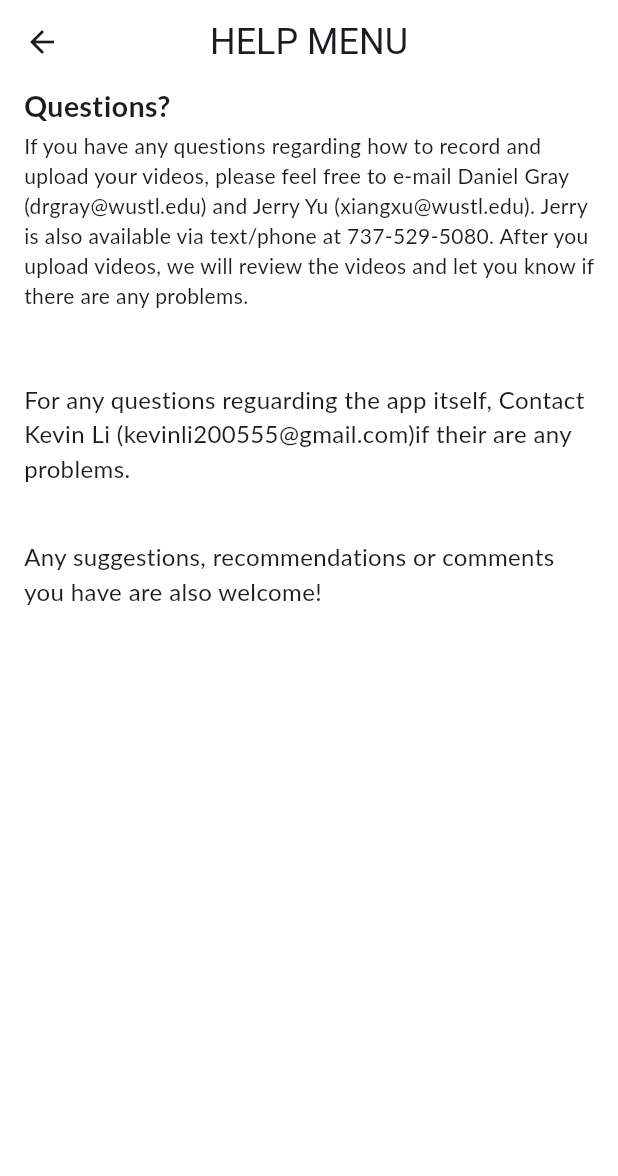
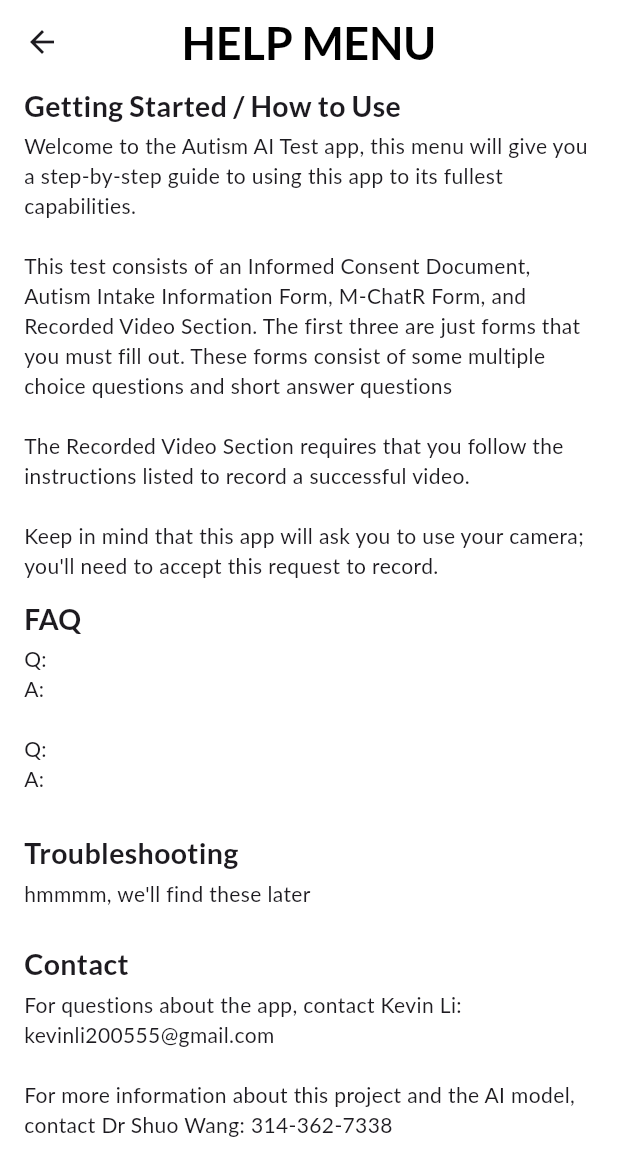
Before and after one commit to kevin200555/autism_ai_test, a Flutter app: the HelpScreen screen opened directly, on a phone screen of 412 x 824 dp. Shown: the top 1176 px of the screen. Run offline on Flutter 3.47's test engine with Material 3 defaults, Android fonts, the phone set to English and light mode, and no system bars; drawn by our look-alikes of auto_size_text; our stand-ins replace camera, firebase_core, firebase_storage, google_fonts, hive, hive_flutter and 1 more; missing offline and left inert: pdfx; accounts and stored records are empty.

Commit message:
edited the help menu with some new information

```diff
--- a/lib/screens/help_screens/help_screen.dart
+++ b/lib/screens/help_screens/help_screen.dart
@@ -10,35 +10,47 @@ class HelpScreen extends StatelessWidget {
     return Scaffold(
       backgroundColor: ColorTheme.background,
       appBar: AppBar(
-        title: Text('HELP MENU', style: TextStyle(fontSize: 24)),
+        title: AppBarTitle(
+          'HELP MENU',
+          style: TextStyle(fontSize: 24),
+          color: ColorTheme.textColor,
+        ),
         centerTitle: true,
         backgroundColor: ColorTheme.background,
       ),
 
-      body: SizedBox(
-        width: double.infinity,
-        height: double.infinity,
+      body: SingleChildScrollView(
         child: Column(
-          mainAxisAlignment: MainAxisAlignment.start,
-          crossAxisAlignment: CrossAxisAlignment.start,
           children: [
-            SubTitle('Questions?', textAlign: TextAlign.left),
+            SubTitle('Getting Started / How to Use'),
             BodyText(
-              'If you have any questions regarding how to record and upload your videos, please feel free to e-mail Daniel '
-              'Gray (drgray@wustl.edu) and Jerry Yu (xiangxu@wustl.edu). Jerry is also available via text/phone at 737-'
-              '529-5080. After you upload videos, we will review the videos and let you know if there are any problems.',
-              maxLines: 7,
+              'Welcome to the Autism AI Test app, this menu will give you a step-by-step guide '
+              'to using this app to its fullest capabilities. \n\n'
+              'This test consists of an Informed Consent Document, Autism Intake Information Form, '
+              'M-ChatR Form, and Recorded Video Section. The first three are just forms that you must fill out. '
+              'These forms consist of some multiple choice questions and short answer questions\n\n'
+              'The Recorded Video Section requires that you follow the instructions listed to '
+              'record a successful video. \n\n'
+              'Keep in mind that this app will ask you to use your camera; you\'ll need to accept '
+              'this request to record.',
+              maxLines: 15,
             ),
-            SizedBox(height: MediaQuery.of(context).size.width * 0.05),
+            SubTitle('FAQ'),
             BodyText(
-              'For any questions reguarding the app itself, Contact Kevin Li (kevinli200555@gmail.com)'
-              'if their are any problems.',
-              maxLines: 4,
+              'Q: \n'
+              'A: \n\n'
+              'Q: \n'
+              'A: \n\n',
+              maxLines: 6,
             ),
-            SizedBox(height: MediaQuery.of(context).size.width * 0.05),
+            SubTitle('Troubleshooting'),
+            BodyText('hmmmm, we\'ll find these later\n', maxLines: 2),
+            SubTitle('Contact'),
             BodyText(
-              'Any suggestions, recommendations or comments you have are also welcome!',
-              maxLines: 4,
+              'For questions about the app, contact Kevin Li:\n'
+              'kevinli200555@gmail.com\n\n'
+              'For more information about this project and the AI model, contact Dr Shuo Wang: 314-362-7338',
+              maxLines: 5,
             ),
           ],
         ),
```
